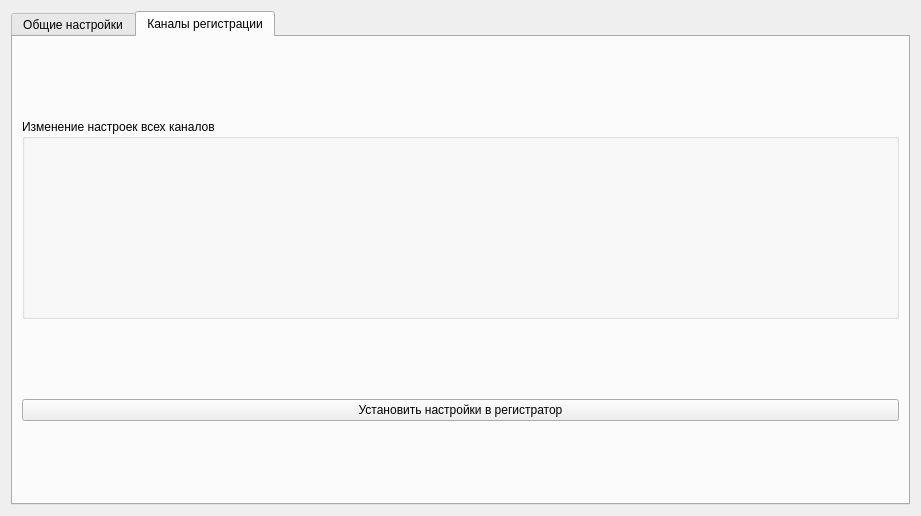
Before: the Qt Designer form Qt/settingsform.ui in Ore111ek/Signal-registration-complex, drawn with Qt 5.
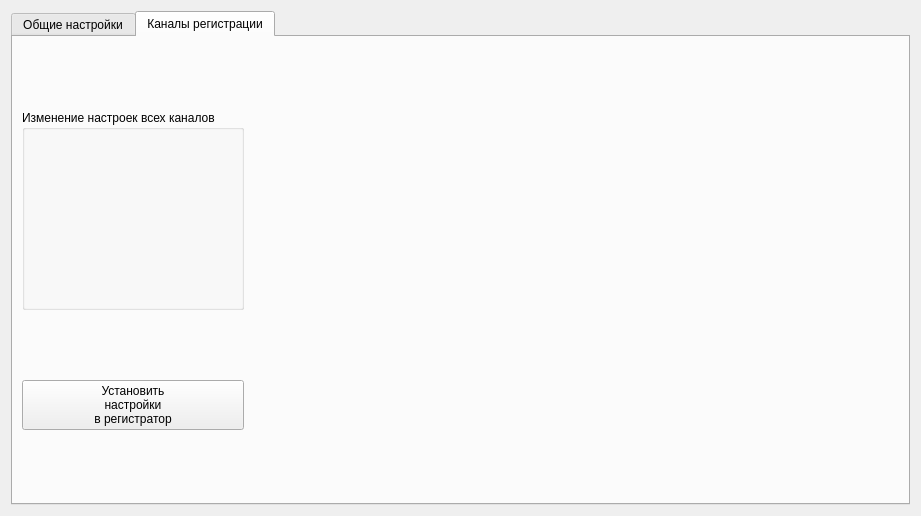
After: the same form once the commit is applied. Custom widgets are drawn as their Qt base class.

What changed in the file:
```diff
--- a/Qt/settingsform.ui
+++ b/Qt/settingsform.ui
@@ -65,18 +65,7 @@
            <property name="title">
             <string>Изменение настроек всех каналов</string>
            </property>
-           <layout class="QVBoxLayout" name="verticalLayout_2">
-            <item>
-             <widget class="ChanForm" name="CommonChan" native="true">
-              <property name="minimumSize">
-               <size>
-                <width>0</width>
-                <height>100</height>
-               </size>
-              </property>
-             </widget>
-            </item>
-           </layout>
+           <layout class="QVBoxLayout" name="verticalLayout_2"/>
           </widget>
          </item>
          <item>
@@ -94,8 +83,16 @@
          </item>
          <item>
           <widget class="QPushButton" name="btn_setAll">
+           <property name="sizePolicy">
+            <sizepolicy hsizetype="Minimum" vsizetype="Fixed">
+             <horstretch>0</horstretch>
+             <verstretch>0</verstretch>
+            </sizepolicy>
+           </property>
            <property name="text">
-            <string>Установить настройки в регистратор</string>
+            <string>Установить
+настройки
+в регистратор</string>
            </property>
           </widget>
          </item>
@@ -114,20 +111,25 @@
          </item>
         </layout>
        </item>
+       <item>
+        <spacer name="horizontalSpacer">
+         <property name="orientation">
+          <enum>Qt::Horizontal</enum>
+         </property>
+         <property name="sizeHint" stdset="0">
+          <size>
+           <width>40</width>
+           <height>20</height>
+          </size>
+         </property>
+        </spacer>
+       </item>
       </layout>
      </widget>
     </widget>
    </item>
   </layout>
  </widget>
- <customwidgets>
-  <customwidget>
-   <class>ChanForm</class>
-   <extends>QWidget</extends>
-   <header>chanform.h</header>
-   <container>1</container>
-  </customwidget>
- </customwidgets>
  <resources/>
  <connections/>
 </ui>
```
